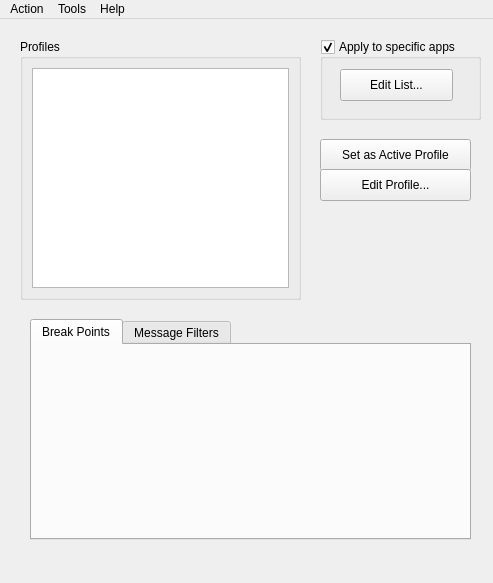
Above: vkconfig/mainwindow.ui from LunarG/VulkanTools before the change. Below: the same form after it.
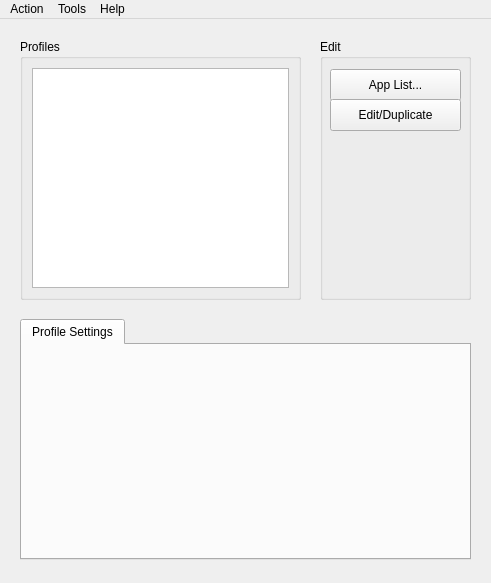
That is the form after the change. The open tabs and pages were chosen to show the change.

Commit message: More GUI rearranging and iterating

Patch:
```diff
--- a/vkconfig/mainwindow.ui
+++ b/vkconfig/mainwindow.ui
@@ -6,7 +6,7 @@
    <rect>
     <x>0</x>
     <y>0</y>
-    <width>493</width>
+    <width>491</width>
     <height>583</height>
    </rect>
   </property>
@@ -48,68 +48,13 @@
      </item>
     </layout>
    </widget>
-   <widget class="QGroupBox" name="groupBoxAppList">
-    <property name="geometry">
-     <rect>
-      <x>320</x>
-      <y>20</y>
-      <width>161</width>
-      <height>81</height>
-     </rect>
-    </property>
-    <property name="title">
-     <string>Apply to specific apps</string>
-    </property>
-    <property name="checkable">
-     <bool>true</bool>
-    </property>
-    <widget class="QPushButton" name="pushButtonAppList">
-     <property name="geometry">
-      <rect>
-       <x>20</x>
-       <y>30</y>
-       <width>113</width>
-       <height>32</height>
-      </rect>
-     </property>
-     <property name="text">
-      <string>Edit List...</string>
-     </property>
-    </widget>
-   </widget>
-   <widget class="QPushButton" name="pushButtonActivateProfile">
-    <property name="geometry">
-     <rect>
-      <x>320</x>
-      <y>120</y>
-      <width>151</width>
-      <height>32</height>
-     </rect>
-    </property>
-    <property name="text">
-     <string>Set as Active Profile</string>
-    </property>
-   </widget>
-   <widget class="QPushButton" name="pushButtonEditProfile">
-    <property name="geometry">
-     <rect>
-      <x>320</x>
-      <y>150</y>
-      <width>151</width>
-      <height>32</height>
-     </rect>
-    </property>
-    <property name="text">
-     <string>Edit Profile...</string>
-    </property>
-   </widget>
    <widget class="QTabWidget" name="tabWidget">
     <property name="geometry">
      <rect>
-      <x>30</x>
+      <x>20</x>
       <y>300</y>
-      <width>441</width>
-      <height>221</height>
+      <width>451</width>
+      <height>241</height>
      </rect>
     </property>
     <property name="tabPosition">
@@ -126,13 +71,47 @@
     </property>
     <widget class="QWidget" name="tab">
      <attribute name="title">
-      <string>Break Points</string>
+      <string>Profile Settings</string>
      </attribute>
     </widget>
-    <widget class="QWidget" name="tab_2">
-     <attribute name="title">
-      <string>Message Filters</string>
-     </attribute>
+   </widget>
+   <widget class="QGroupBox" name="groupBox">
+    <property name="geometry">
+     <rect>
+      <x>320</x>
+      <y>20</y>
+      <width>151</width>
+      <height>261</height>
+     </rect>
+    </property>
+    <property name="title">
+     <string>Edit</string>
+    </property>
+    <widget class="QPushButton" name="pushButtonAppList">
+     <property name="geometry">
+      <rect>
+       <x>10</x>
+       <y>30</y>
+       <width>131</width>
+       <height>32</height>
+      </rect>
+     </property>
+     <property name="text">
+      <string>App List...</string>
+     </property>
+    </widget>
+    <widget class="QPushButton" name="pushButtonEditProfile">
+     <property name="geometry">
+      <rect>
+       <x>10</x>
+       <y>60</y>
+       <width>131</width>
+       <height>32</height>
+      </rect>
+     </property>
+     <property name="text">
+      <string>Edit/Duplicate</string>
+     </property>
     </widget>
    </widget>
   </widget>
@@ -141,7 +120,7 @@
     <rect>
      <x>0</x>
      <y>0</y>
-     <width>493</width>
+     <width>491</width>
      <height>22</height>
     </rect>
    </property>
```
Left out of the diff: 10 changed lines with no effect on the pictures. The commit also changes 5 other files.
